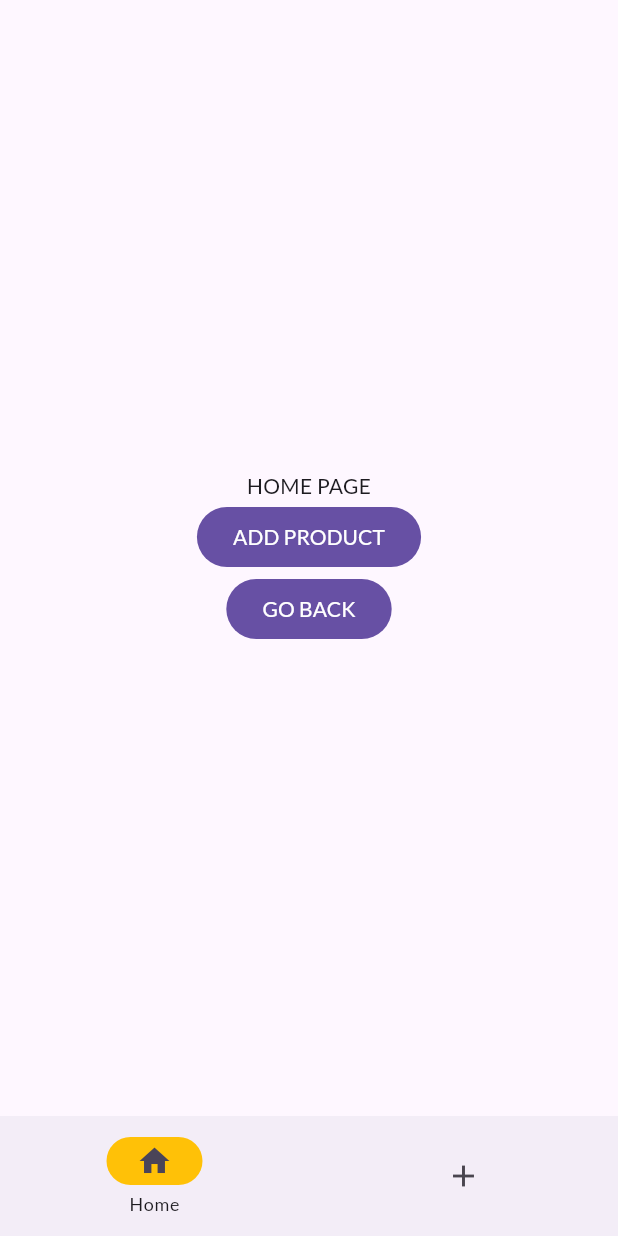
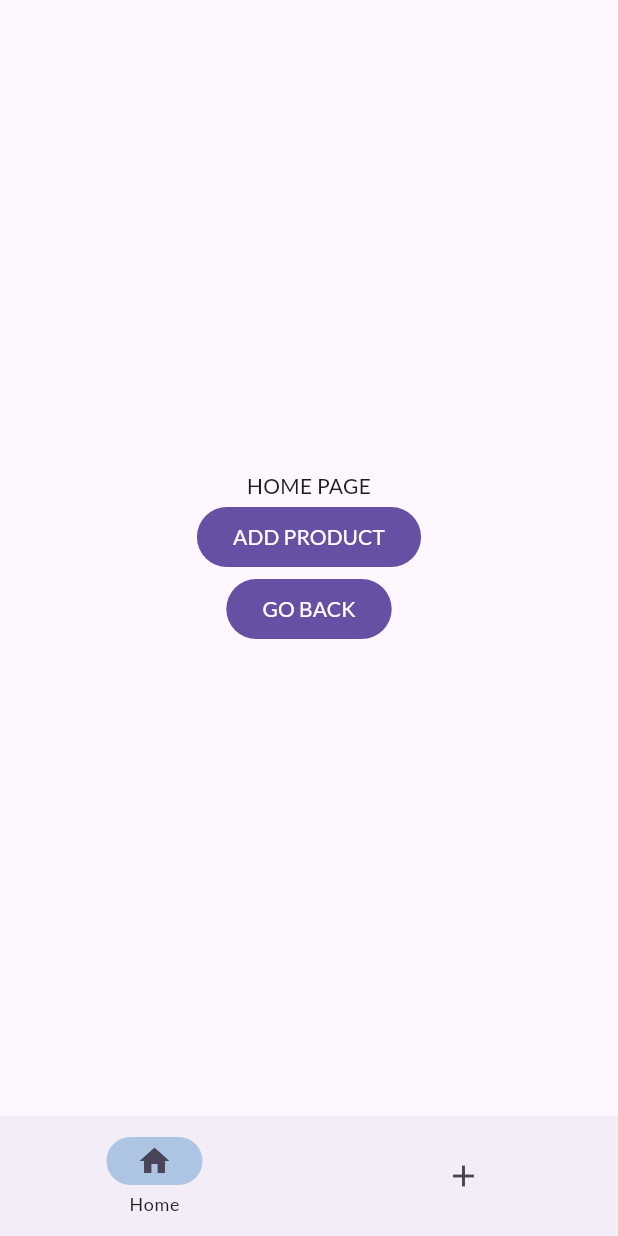
Before and after one commit to SimonFine/Lodowka, a Flutter app: the HomePage screen opened directly, on a phone screen of 412 x 824 dp. Run offline on Flutter 3.47's test engine with Material 3 defaults, Android fonts, the phone set to English and light mode, and no system bars; our stand-ins replace google_fonts, group_button.

Commit message:
Change indicator color for navigation bar

```diff
--- a/lodowka/lib/pages/home_page.dart
+++ b/lodowka/lib/pages/home_page.dart
@@ -21,7 +21,7 @@ class _HomePageState extends State<HomePage> {
             currentPageIndex = index;
           });
         },
-        indicatorColor: Colors.amber,
+        indicatorColor: const Color(0XFFADC4E3),
         labelBehavior: NavigationDestinationLabelBehavior.onlyShowSelected,
         selectedIndex: currentPageIndex,
         destinations: const<Widget>[
```
